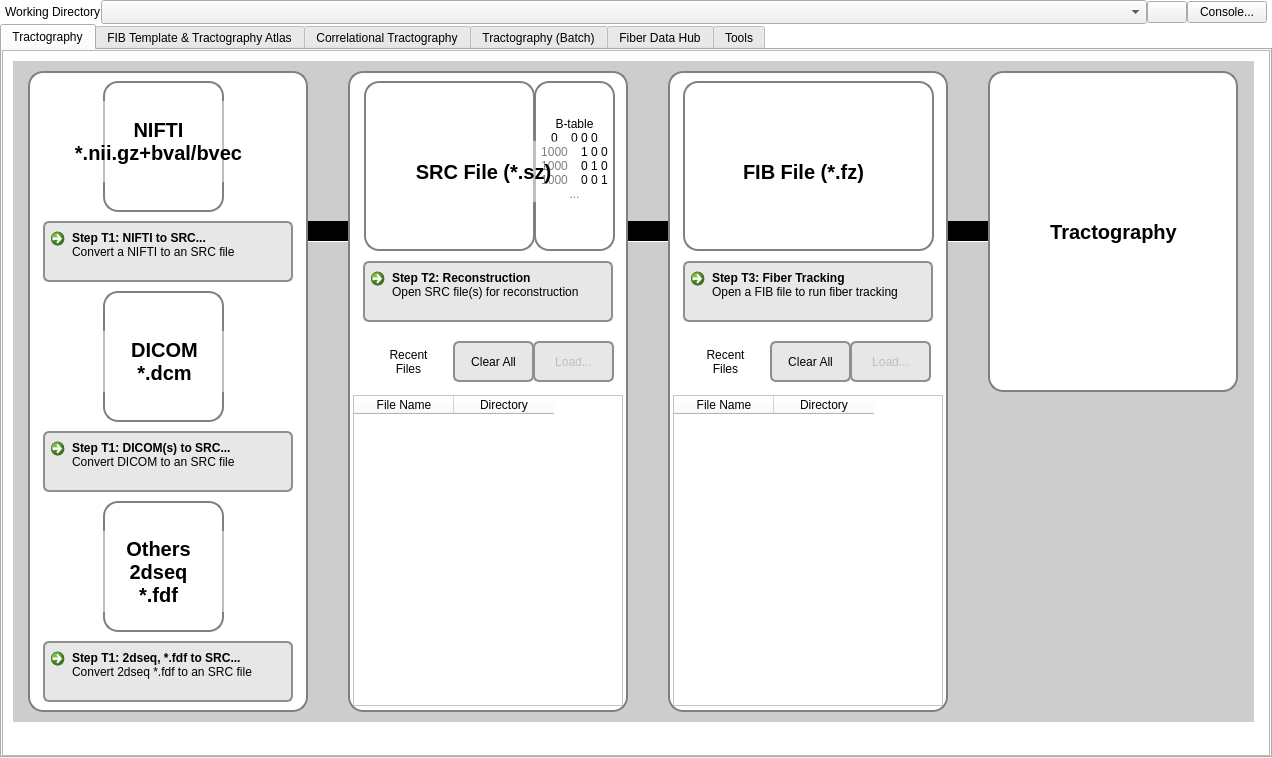
Qt form mainwindow.ui (frankyeh/DSI-Studio) before a commit.
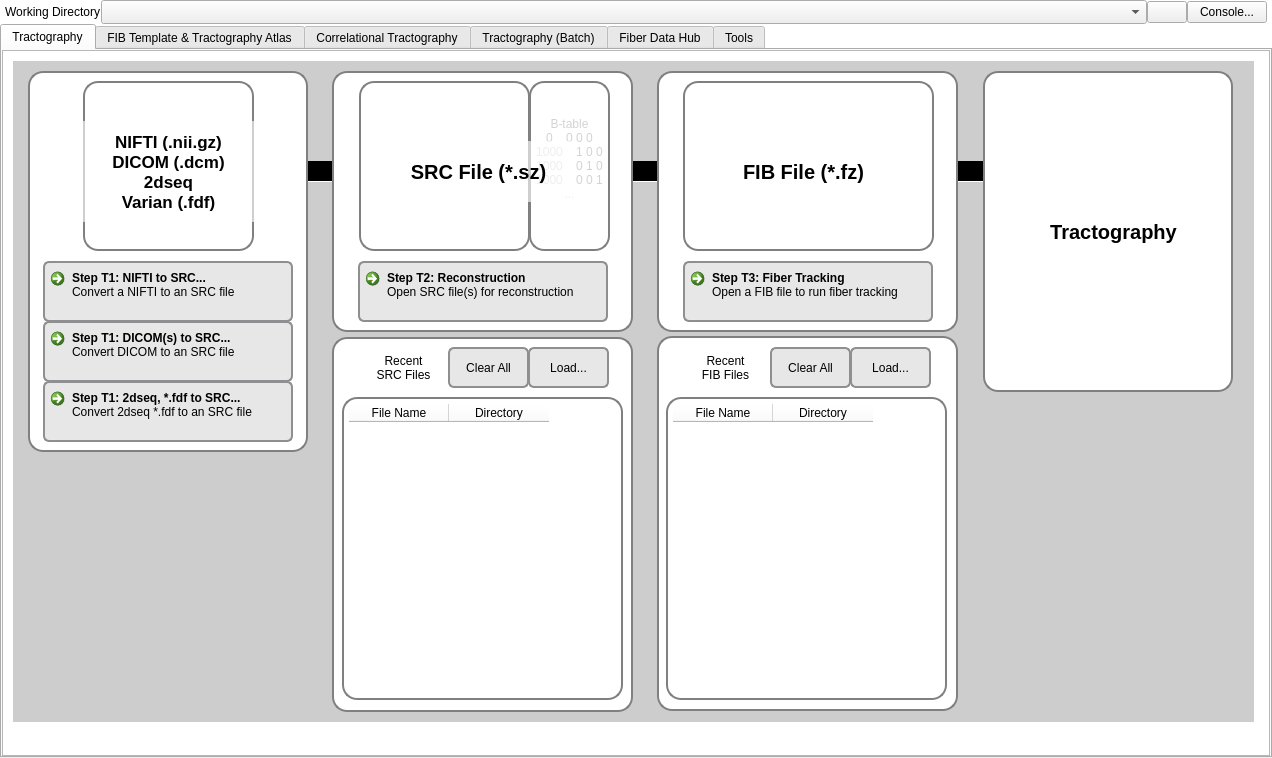
The same form after that commit. The open tabs and pages were chosen to show the change. Icons and pictures are not drawn.

What changed in the file:
```diff
--- a/mainwindow.ui
+++ b/mainwindow.ui
@@ -150,7 +150,7 @@
     <item>
      <widget class="QTabWidget" name="tabWidget">
       <property name="currentIndex">
-       <number>4</number>
+       <number>1</number>
       </property>
       <widget class="QWidget" name="tab">
        <attribute name="icon">
@@ -189,8 +189,8 @@
             <rect>
              <x>0</x>
              <y>0</y>
-             <width>1264</width>
-             <height>701</height>
+             <width>1266</width>
+             <height>700</height>
             </rect>
            </property>
            <layout class="QVBoxLayout" name="verticalLayout_3">
@@ -223,10 +223,10 @@
               <widget class="QTableWidget" name="recentFib">
                <property name="geometry">
                 <rect>
-                 <x>670</x>
-                 <y>344</y>
-                 <width>270</width>
-                 <height>311</height>
+                 <x>663</x>
+                 <y>346</y>
+                 <width>281</width>
+                 <height>303</height>
                 </rect>
                </property>
                <property name="sizePolicy">
@@ -242,7 +242,7 @@
                 </size>
                </property>
                <property name="styleSheet">
-                <string notr="true">QLabel {border: 2px solid gray;border-radius: 15px;padding: 5px;color: black; }</string>
+                <string notr="true">QWidget {color: black} QTableWidget {border: 2px solid gray;border-radius: 15px;padding: 5px;color: black; }</string>
                </property>
                <property name="selectionMode">
                 <enum>QAbstractItemView::SingleSelection</enum>
@@ -265,7 +265,7 @@
                <property name="geometry">
                 <rect>
                  <x>767</x>
-                 <y>290</y>
+                 <y>296</y>
                  <width>81</width>
                  <height>41</height>
                 </rect>
@@ -277,7 +277,7 @@
                 </sizepolicy>
                </property>
                <property name="styleSheet">
-                <string notr="true">QPushButton {border: 2px solid #8f8f91;border-radius: 6px;background-color: #e7e7e7;padding: 10px;} QCommandLinkButton:hover {background-color: #d0d0d0;} QCommandLinkButton:pressed {background-color: #bfbfbf;border-style: inset;color: black; }</string>
+                <string notr="true">QPushButton {border: 2px solid #8f8f91;border-radius: 6px;background-color: #e7e7e7;padding: 10px; color: black}</string>
                </property>
                <property name="text">
                 <string>Clear All</string>
@@ -286,10 +286,10 @@
               <widget class="QTableWidget" name="recentSrc">
                <property name="geometry">
                 <rect>
-                 <x>350</x>
-                 <y>344</y>
-                 <width>270</width>
-                 <height>311</height>
+                 <x>339</x>
+                 <y>346</y>
+                 <width>281</width>
+                 <height>303</height>
                 </rect>
                </property>
                <property name="sizePolicy">
@@ -305,7 +305,7 @@
                 </size>
                </property>
                <property name="styleSheet">
-                <string notr="true">QLabel {border: 2px solid gray;border-radius: 15px;padding: 5px;color: black; }</string>
+                <string notr="true">QWidget {color: black} QTableWidget {border: 2px solid gray;border-radius: 15px;padding: 5px;color: black; }</string>
                </property>
                <property name="selectionMode">
                 <enum>QAbstractItemView::SingleSelection</enum>
@@ -340,7 +340,7 @@
                 </font>
                </property>
                <property name="styleSheet">
-                <string notr="true">QLabel { background-color: rgba(255, 255, 255, 127); color: black; }</string>
+                <string notr="true">QLabel { background-color: rgba(255, 255, 255, 157); color: black; }</string>
                </property>
                <property name="text">
                 <string>FIB File (*.fz)</string>
@@ -355,10 +355,10 @@
               <widget class="QLabel" name="label_57">
                <property name="geometry">
                 <rect>
-                 <x>665</x>
+                 <x>654</x>
                  <y>20</y>
-                 <width>280</width>
-                 <height>641</height>
+                 <width>301</width>
+                 <height>261</height>
                 </rect>
                </property>
                <property name="styleSheet">
@@ -371,10 +371,10 @@
               <widget class="QLabel" name="label_55">
                <property name="geometry">
                 <rect>
-                 <x>345</x>
+                 <x>329</x>
                  <y>20</y>
-                 <width>280</width>
-                 <height>641</height>
+                 <width>301</width>
+                 <height>261</height>
                 </rect>
                </property>
                <property name="styleSheet">
@@ -413,8 +413,8 @@
               <widget class="QPushButton" name="clear_src_history">
                <property name="geometry">
                 <rect>
-                 <x>450</x>
-                 <y>290</y>
+                 <x>445</x>
+                 <y>296</y>
                  <width>81</width>
                  <height>41</height>
                 </rect>
@@ -426,7 +426,7 @@
                 </sizepolicy>
                </property>
                <property name="styleSheet">
-                <string notr="true">QPushButton {border: 2px solid #8f8f91;border-radius: 6px;background-color: #e7e7e7;padding: 10px;} QCommandLinkButton:hover {background-color: #d0d0d0;} QCommandLinkButton:pressed {background-color: #bfbfbf;border-style: inset;color: black; }</string>
+                <string notr="true">QPushButton {border: 2px solid #8f8f91;border-radius: 6px;background-color: #e7e7e7;padding: 10px; color: black}</string>
                </property>
                <property name="text">
                 <string>Clear All</string>
@@ -435,7 +435,7 @@
               <widget class="QLabel" name="label_13">
                <property name="geometry">
                 <rect>
-                 <x>361</x>
+                 <x>356</x>
                  <y>30</y>
                  <width>171</width>
                  <height>170</height>
@@ -458,7 +458,7 @@
                <property name="geometry">
                 <rect>
                  <x>40</x>
-                 <y>170</y>
+                 <y>210</y>
                  <width>250</width>
                  <height>61</height>
                 </rect>
@@ -486,7 +486,7 @@
               <widget class="QCommandLinkButton" name="Reconstruction">
                <property name="geometry">
                 <rect>
-                 <x>360</x>
+                 <x>355</x>
                  <y>210</y>
                  <width>250</width>
                  <height>61</height>
@@ -531,7 +531,7 @@
               <widget class="QLabel" name="label_14">
                <property name="geometry">
                 <rect>
-                 <x>385</x>
+                 <x>380</x>
                  <y>90</y>
                  <width>191</width>
                  <height>61</height>
@@ -544,7 +544,7 @@
                 </font>
                </property>
                <property name="styleSheet">
-                <string notr="true">QLabel { background-color: rgba(255, 255, 255, 127); color: black; }</string>
+                <string notr="true">QLabel { background-color: rgba(255, 255, 255, 157); color: black; }</string>
                </property>
                <property name="text">
                 <string>SRC File (*.sz)</string>
@@ -559,14 +559,14 @@
               <widget class="Line" name="line_4">
                <property name="geometry">
                 <rect>
-                 <x>145</x>
-                 <y>170</y>
+                 <x>150</x>
+                 <y>110</y>
                  <width>941</width>
                  <height>21</height>
                 </rect>
                </property>
                <property name="styleSheet">
-                <string notr="true">Line { background-color: rgba(0, 0, 0, 255); }</string>
+                <string notr="true">Line { background-color: rgba(0, 0, 0, 255); color: black; }</string>
                </property>
                <property name="frameShadow">
                 <enum>QFrame::Plain</enum>
@@ -584,7 +584,7 @@
               <widget class="QLabel" name="label_16">
                <property name="geometry">
                 <rect>
-                 <x>985</x>
+                 <x>980</x>
                  <y>20</y>
                  <width>250</width>
                  <height>321</height>
@@ -607,13 +607,13 @@
                <property name="geometry">
                 <rect>
                  <x>847</x>
-                 <y>290</y>
+                 <y>296</y>
                  <width>81</width>
                  <height>41</height>
                 </rect>
                </property>
                <property name="styleSheet">
-                <string notr="true">QPushButton {border: 2px solid #8f8f91;border-radius: 6px;background-color: #e7e7e7;padding: 10px;} QCommandLinkButton:hover {background-color: #d0d0d0;} QCommandLinkButton:pressed {background-color: #bfbfbf;border-style: inset;color: black; }</string>
+                <string notr="true">QPushButton {border: 2px solid #8f8f91;border-radius: 6px;background-color: #e7e7e7;padding: 10px;color: black} QCommandLinkButton:hover {background-color: #d0d0d0;} QCommandLinkButton:pressed {background-color: #bfbfbf;border-style: inset;color: black; }</string>
                </property>
                <property name="text">
                 <string>Load...</string>
@@ -629,14 +629,14 @@
                </property>
                <property name="geometry">
                 <rect>
-                 <x>530</x>
-                 <y>290</y>
+                 <x>525</x>
+                 <y>296</y>
                  <width>81</width>
                  <height>41</height>
                 </rect>
                </property>
                <property name="styleSheet">
-                <string notr="true">QPushButton {border: 2px solid #8f8f91;border-radius: 6px;background-color: #e7e7e7;padding: 10px;} QCommandLinkButton:hover {background-color: #d0d0d0;} QCommandLinkButton:pressed {background-color: #bfbfbf;border-style: inset;color: black; }</string>
+                <string notr="true">QPushButton {border: 2px solid #8f8f91;border-radius: 6px;background-color: #e7e7e7;padding: 10px;color: black} QCommandLinkButton:hover {background-color: #d0d0d0;} QCommandLinkButton:pressed {background-color: #bfbfbf;border-style: inset;color: black; }</string>
                </property>
                <property name="text">
                 <string>Load...</string>
@@ -652,7 +652,7 @@
                  <x>25</x>
                  <y>20</y>
                  <width>280</width>
-                 <height>641</height>
+                 <height>381</height>
                 </rect>
                </property>
                <property name="styleSheet">
@@ -662,103 +662,29 @@
                 <string/>
                </property>
               </widget>
-              <widget class="QLabel" name="label_43">
-               <property name="geometry">
-                <rect>
-                 <x>100</x>
-                 <y>30</y>
-                 <width>121</width>
-                 <height>131</height>
-                </rect>
-               </property>
-               <property name="styleSheet">
-                <string notr="true">QLabel {border: 2px solid gray;border-radius: 15px;padding: 5px;}</string>
-               </property>
-               <property name="text">
-                <string/>
-               </property>
-               <property name="pixmap">
-                <pixmap resource="icons.qrc">:/icons/icons/dwi.png</pixmap>
-               </property>
-               <property name="scaledContents">
-                <bool>true</bool>
-               </property>
-               <property name="alignment">
-                <set>Qt::AlignLeading|Qt::AlignLeft|Qt::AlignTop</set>
-               </property>
-              </widget>
               <widget class="QLabel" name="label_45">
                <property name="geometry">
                 <rect>
-                 <x>50</x>
-                 <y>50</y>
+                 <x>60</x>
+                 <y>70</y>
                  <width>211</width>
-                 <height>81</height>
+                 <height>101</height>
                 </rect>
                </property>
                <property name="font">
                 <font>
-                 <pointsize>15</pointsize>
+                 <pointsize>13</pointsize>
                  <bold>true</bold>
                 </font>
                </property>
                <property name="styleSheet">
-                <string notr="true">QLabel { background-color: rgba(255, 255, 255, 127); color: black; }</string>
+                <string notr="true">QLabel { background-color: rgba(255, 255, 255, 157); color: black; }</string>
                </property>
                <property name="text">
-                <string>NIFTI
-*.nii.gz+bval/bvec</string>
-               </property>
-               <property name="alignment">
-                <set>Qt::AlignCenter</set>
-               </property>
-               <property name="wordWrap">
-                <bool>true</bool>
-               </property>
-              </widget>
-              <widget class="QLabel" name="label_10">
-               <property name="geometry">
-                <rect>
-                 <x>100</x>
-                 <y>240</y>
-                 <width>121</width>
-                 <height>131</height>
-                </rect>
-               </property>
-               <property name="styleSheet">
-                <string notr="true">QLabel {border: 2px solid gray;border-radius: 15px;padding: 5px;}</string>
-               </property>
-               <property name="text">
-                <string/>
-               </property>
-               <property name="pixmap">
-                <pixmap resource="icons.qrc">:/icons/icons/dwi.png</pixmap>
-               </property>
-               <property name="scaledContents">
-                <bool>true</bool>
-               </property>
-              </widget>
-              <widget class="QLabel" name="label_44">
-               <property name="geometry">
-                <rect>
-                 <x>86</x>
-                 <y>280</y>
-                 <width>151</width>
-                 <height>61</height>
-                </rect>
-               </property>
-               <property name="font">
-                <font>
-                 <pointsize>15</pointsize>
-                 <bold>true</bold>
-                </font>
-               </property>
-               <property name="styleSheet">
-                <string notr="true">QLabel { background-color: rgba(255, 255, 255, 127); color: black; }</string>
-               </property>
-               <property name="text">
-                <string>DICOM
-*.dcm</string>
+                <string>NIFTI (.nii.gz)
+DICOM (.dcm)
+2dseq
+Varian (.fdf)</string>
                </property>
                <property name="alignment">
                 <set>Qt::AlignCenter</set>
@@ -771,7 +697,7 @@
                <property name="geometry">
                 <rect>
                  <x>40</x>
-                 <y>380</y>
+                 <y>270</y>
                  <width>250</width>
                  <height>61</height>
                 </rect>
@@ -812,7 +738,7 @@
                 </font>
                </property>
                <property name="styleSheet">
-                <string notr="true">QLabel { background-color: rgba(255, 255, 255, 127); color: black; }</string>
+                <string notr="true">QLabel { background-color: rgba(255, 255, 255, 157); color: black; }</string>
                </property>
                <property name="text">
                 <string>Tractography</string>
@@ -828,14 +754,17 @@
                <property name="geometry">
                 <rect>
                  <x>677</x>
-                 <y>290</y>
+                 <y>296</y>
                  <width>91</width>
                  <height>41</height>
                 </rect>
                </property>
+               <property name="styleSheet">
+                <string notr="true">QLabel { color: black; }</string>
+               </property>
                <property name="text">
                 <string>Recent
-Files</string>
+FIB Files</string>
                </property>
                <property name="alignment">
                 <set>Qt::AlignCenter</set>
@@ -844,15 +773,18 @@
               <widget class="QLabel" name="label_3">
                <property name="geometry">
                 <rect>
-                 <x>360</x>
-                 <y>290</y>
+                 <x>355</x>
+                 <y>296</y>
                  <width>91</width>
                  <height>41</height>
                 </rect>
                </property>
+               <property name="styleSheet">
+                <string notr="true">QLabel { color: black; }</string>
+               </property>
                <property name="text">
                 <string>Recent
-Files</string>
+SRC Files</string>
                </property>
                <property name="alignment">
                 <set>Qt::AlignCenter</set>
@@ -861,14 +793,14 @@
               <widget class="QLabel" name="label_27">
                <property name="geometry">
                 <rect>
-                 <x>531</x>
+                 <x>526</x>
                  <y>30</y>
                  <width>81</width>
                  <height>170</height>
                 </rect>
                </property>
                <property name="styleSheet">
-                <string notr="true">QLabel {border: 2px solid gray;border-radius: 15px;padding: 5px;color: black; }</string>
+                <string notr="true">QLabel {border: 2px solid gray;border-radius: 15px;padding: 5px;color: lightgray; }</string>
                </property>
                <property name="text">
                 <string>B-table
@@ -883,33 +815,11 @@
                 <set>Qt::AlignCenter</set>
                </property>
               </widget>
-              <widget class="QLabel" name="label_39">
-               <property name="geometry">
-                <rect>
-                 <x>100</x>
-                 <y>450</y>
-                 <width>121</width>
-                 <height>131</height>
-                </rect>
-               </property>
-               <property name="styleSheet">
-                <string notr="true">QLabel {border: 2px solid gray;border-radius: 15px;padding: 5px;}</string>
-               </property>
-               <property name="text">
-                <string/>
-               </property>
-               <property name="pixmap">
-                <pixmap resource="icons.qrc">:/icons/icons/dwi.png</pixmap>
-               </property>
-               <property name="scaledContents">
-                <bool>true</bool>
-               </property>
-              </widget>
               <widget class="QCommandLinkButton" name="OpenDWI_2dseq">
                <property name="geometry">
                 <rect>
                  <x>40</x>
-                 <y>590</y>
+                 <y>330</y>
                  <width>250</width>
                  <height>61</height>
                 </rect>
@@ -934,36 +844,6 @@
                 <string>Convert 2dseq *.fdf to an SRC file</string>
                </property>
               </widget>
-              <widget class="QLabel" name="label_49">
-               <property name="geometry">
-                <rect>
-                 <x>80</x>
-                 <y>480</y>
-                 <width>151</width>
-                 <height>81</height>
-                </rect>
-               </property>
-               <property name="font">
-                <font>
-                 <pointsize>15</pointsize>
-                 <bold>true</bold>
-                </font>
-               </property>
-               <property name="styleSheet">
-                <string notr="true">QLabel { background-color: rgba(255, 255, 255, 127); color: black; }</string>
-               </property>
-               <property name="text">
-                <string>Others
-2dseq
-*.fdf</string>
-               </property>
-               <property name="alignment">
-                <set>Qt::AlignCenter</set>
-               </property>
-               <property name="wordWrap">
-                <bool>true</bool>
-               </property>
-              </widget>
               <widget class="QLabel" name="label_40">
                <property name="geometry">
                 <rect>
@@ -980,7 +860,63 @@
                 <string/>
                </property>
               </widget>
+              <widget class="QLabel" name="label_66">
+               <property name="geometry">
+                <rect>
+                 <x>329</x>
+                 <y>286</y>
+                 <width>301</width>
+                 <height>375</height>
+                </rect>
+               </property>
+               <property name="styleSheet">
+                <string notr="true">QLabel {border: 2px solid gray;border-radius: 15px;padding: 5px;color: black; }</string>
+               </property>
+               <property name="text">
+                <string/>
+               </property>
+              </widget>
+              <widget class="QLabel" name="label_67">
+               <property name="geometry">
+                <rect>
+                 <x>654</x>
+                 <y>285</y>
+                 <width>301</width>
+                 <height>375</height>
+                </rect>
+               </property>
+               <property name="styleSheet">
+                <string notr="true">QLabel {border: 2px solid gray;border-radius: 15px;padding: 5px;color: black; }</string>
+               </property>
+               <property name="text">
+                <string/>
+               </property>
+              </widget>
+              <widget class="QLabel" name="label_51">
+               <property name="geometry">
+                <rect>
+                 <x>80</x>
+                 <y>30</y>
+                 <width>171</width>
+                 <height>170</height>
+                </rect>
+               </property>
+               <property name="styleSheet">
+                <string notr="true">QLabel {border: 2px solid gray;border-radius: 15px;padding: 5px;color: black; }</string>
+               </property>
+               <property name="text">
+                <string/>
+               </property>
+               <property name="pixmap">
+                <pixmap resource="icons.qrc">:/icons/icons/dwi.png</pixmap>
+               </property>
+               <property name="alignment">
+                <set>Qt::AlignCenter</set>
+               </property>
+              </widget>
               <zorder>label_40</zorder>
+              <zorder>label_67</zorder>
+              <zorder>label_66</zorder>
               <zorder>line_4</zorder>
               <zorder>label_57</zorder>
               <zorder>label_15</zorder>
@@ -992,10 +928,6 @@
               <zorder>OpenDWI_NIFTI</zorder>
               <zorder>Reconstruction</zorder>
               <zorder>label_16</zorder>
-              <zorder>label_43</zorder>
-              <zorder>label_45</zorder>
-              <zorder>label_10</zorder>
-              <zorder>label_44</zorder>
               <zorder>OpenDWI_DICOM</zorder>
               <zorder>label_28</zorder>
               <zorder>label_2</zorder>
@@ -1007,10 +939,10 @@
               <zorder>open_selected_fib</zorder>
               <zorder>recentFib</zorder>
               <zorder>recentSrc</zorder>
-              <zorder>label_39</zorder>
               <zorder>OpenDWI_2dseq</zorder>
-              <zorder>label_49</zorder>
               <zorder>label_14</zorder>
+              <zorder>label_51</zorder>
+              <zorder>label_45</zorder>
              </widget>
             </item>
            </layout>
@@ -1053,7 +985,7 @@
             <rect>
              <x>0</x>
              <y>0</y>
-             <width>1247</width>
+             <width>1252</width>
              <height>800</height>
             </rect>
            </property>
@@ -1137,8 +1069,13 @@
                   <height>251</height>
                  </rect>
                 </property>
+                <property name="font">
+                 <font>
+                  <pointsize>11</pointsize>
+                 </font>
+                </property>
                 <property name="styleSheet">
-                 <string notr="true">QTableWidget {border: 2px solid gray;border-radius: 15px;padding: 5px; color: black; }</string>
+                 <string notr="true">QWidget { color: black} QTableWidget {border: 2px solid gray;border-radius: 15px;padding: 5px; color: black; }</string>
                 </property>
                </widget>
                <widget class="QLabel" name="label_4">
@@ -1150,6 +1087,9 @@
                   <height>41</height>
                  </rect>
                 </property>
+                <property name="styleSheet">
+                 <string notr="true">QLabel { color: black; }</string>
+                </property>
                 <property name="text">
                  <string>Population-averaged FIB templates</string>
                 </property>
@@ -1170,7 +1110,7 @@
                  </rect>
                 </property>
                 <property name="styleSheet">
-                 <string notr="true">Line { background-color: rgba(0, 0, 0, 255); }</string>
+                 <string notr="true">Line { background-color: rgba(0, 0, 0, 255); color: black; }</string>
                 </property>
                 <property name="frameShadow">
                  <enum>QFrame::Plain</enum>
@@ -1198,7 +1138,7 @@
                  </rect>
                 </property>
                 <property name="styleSheet">
-                 <string notr="true">QPushButton {border: 2px solid #8f8f91;border-radius: 6px;background-color: #e7e7e7;padding: 10px;} QCommandLinkButton:hover {background-color: #d0d0d0;} QCommandLinkButton:pressed {background-color: #bfbfbf;border-style: inset;color: black; }</string>
+                 <string notr="true">QPushButton {border: 2px solid #8f8f91;border-radius: 6px;background-color: #e7e7e7;padding: 10px;color: black} QCommandLinkButton:hover {background-color: #d0d0d0;} QCommandLinkButton:pressed {background-color: #bfbfbf;border-style: inset;color: black; }</string>
                 </property>
                 <property name="text">
                  <string>Load...</string>
@@ -1224,7 +1164,7 @@
                  </font>
                 </property>
                 <property name="styleSheet">
-                 <string notr="true">QLabel { background-color: rgba(255, 255, 255, 127); color: black; }</string>
+                 <string notr="true">QLabel { background-color: rgba(255, 255, 255, 157); color: black; }</string>
                 </property>
                 <property name="text">
                  <string>Template-Based
@@ -1266,7 +1206,7 @@
                <property name="geometry">
                 <rect>
                  <x>-10</x>
-                 <y>360</y>
+                 <y>350</y>
                  <width>661</width>
                  <height>351</height>
                 </rect>
@@ -1274,7 +1214,7 @@
                <widget class="QLabel" name="label_53">
                 <property name="geometry">
                  <rect>
-                  <x>395</x>
+                  <x>410</x>
                   <y>140</y>
                   <width>151</width>
                   <height>91</height>
@@ -1287,7 +1227,7 @@
                  </font>
                 </property>
                 <property name="styleSheet">
-                 <string notr="true">QLabel { background-color: rgba(255, 255, 255, 127); color: black; }</string>
+                 <string notr="true">QLabel { background-color: rgba(255, 255, 255, 157); color: black; }</string>
                 </property>
                 <property name="text">
                  <string>Tractography
@@ -1310,7 +1250,7 @@
                  </rect>
                 </property>
                 <property name="styleSheet">
-                 <string notr="true">Line { background-color: rgba(0, 0, 0, 255); }</string>
+                 <string notr="true">Line { background-color: rgba(0, 0, 0, 255); color: black; }</string>
                 </property>
                 <property name="frameShadow">
                  <enum>QFrame::Plain</enum>
@@ -1350,8 +1290,8 @@
                <widget class="QLabel" name="label_9">
                 <property name="geometry">
                  <rect>
-                  <x>105</x>
-                  <y>50</y>
+                  <x>99</x>
+                  <y>47</y>
                   <width>151</width>
                   <height>171</height>
                  </rect>
@@ -1395,7 +1335,7 @@
                  <string notr="true">QCommandLinkButton {border: 2px solid #8f8f91;border-radius: 6px;background-color: #e7e7e7;padding: 10px;color: black;} QCommandLinkButton:hover {background-color: #d0d0d0;} QCommandLinkButton:pressed {background-color: #bfbfbf;border-style: inset;color: black; }</string>
                 </property>
                 <property name="text">
-                 <string>T1W/T2W/... Aligned Tractography</string>
+                 <string>T1W/T2W Aligned Tractography</string>
                 </property>
                 <property name="icon">
                  <iconset resource="icons.qrc">
@@ -1411,10 +1351,10 @@
                <widget class="QLabel" name="label_52">
                 <property name="geometry">
                  <rect>
-                  <x>105</x>
-                  <y>90</y>
+                  <x>104</x>
+                  <y>97</y>
                   <width>151</width>
-                  <height>91</height>
+                  <height>61</height>
                  </rect>
                 </property>
                 <property name="font">
@@ -1424,10 +1364,10 @@
                  </font>
                 </property>
                 <property name="styleSheet">
-                 <string notr="true">QLabel { background-color: rgba(255, 255, 255, 127); color: black; }</string>
+                 <string notr="true">QLabel { background-color: rgba(255, 255, 255, 157); color: black; }</string>
                 </property>
                 <property name="text">
-                 <string>T1W/T2W/...
+                 <string>T1W/T2W
 (*.nii.gz)</string>
                 </property>
                 <property name="alignment">
@@ -1504,8 +1444,8 @@
             <rect>
              <x>0</x>
              <y>0</y>
-             <width>1264</width>
-             <height>701</height>
+             <width>1266</width>
+             <height>700</height>
             </rect>
            </property>
            <layout class="QVBoxLayout" name="verticalLayout_6">
@@ -1921,8 +1861,8 @@
             <rect>
              <x>0</x>
              <y>0</y>
-             <width>1264</width>
-             <height>701</height>
+             <width>1266</width>
+             <height>700</height>
             </rect>
            </property>
            <layout class="QVBoxLayout" name="verticalLayout_10">
@@ -2204,7 +2144,7 @@
                 </font>
                </property>
                <property name="styleSheet">
-                <string notr="true">QLabel { background-color: rgba(255, 255, 255, 127); }</string>
+                <string notr="true">QLabel { background-color: rgba(255, 255, 255, 127);color: black }</string>
                </property>
                <property name="text">
                 <string>FIB File (*.fz)</string>
@@ -3135,9 +3075,9 @@
           <widget class="QCommandLinkButton" name="averagefib">
            <property name="geometry">
             <rect>
-             <x>640</x>
-             <y>30</y>
-             <width>321</width>
+             <x>330</x>
+             <y>120</y>
+             <width>301</width>
              <height>81</height>
             </rect>
            </property>
@@ -3157,9 +3097,9 @@
           <widget class="QCommandLinkButton" name="nonlinear_reg">
            <property name="geometry">
             <rect>
-             <x>330</x>
-             <y>120</y>
-             <width>300</width>
+             <x>640</x>
+             <y>30</y>
+             <width>321</width>
              <height>81</height>
             </rect>
            </property>
@@ -3229,6 +3169,9 @@
              <verstretch>0</verstretch>
             </sizepolicy>
            </property>
+           <property name="styleSheet">
+            <string notr="true">QLabel { color: black; }</string>
+           </property>
            <property name="text">
             <string>Window Style:</string>
            </property>
@@ -3242,6 +3185,9 @@
              <height>29</height>
             </rect>
            </property>
+           <property name="styleSheet">
+            <string notr="true">QPushButton { color: black; }</string>
+           </property>
            <property name="text">
             <string>Reset</string>
            </property>
@@ -3281,6 +3227,9 @@
              <height>24</height>
             </rect>
            </property>
+           <property name="styleSheet">
+            <string notr="true">QLabel { color: black; }</string>
+           </property>
            <property name="text">
             <string>GitHub PAT:</string>
            </property>
```
